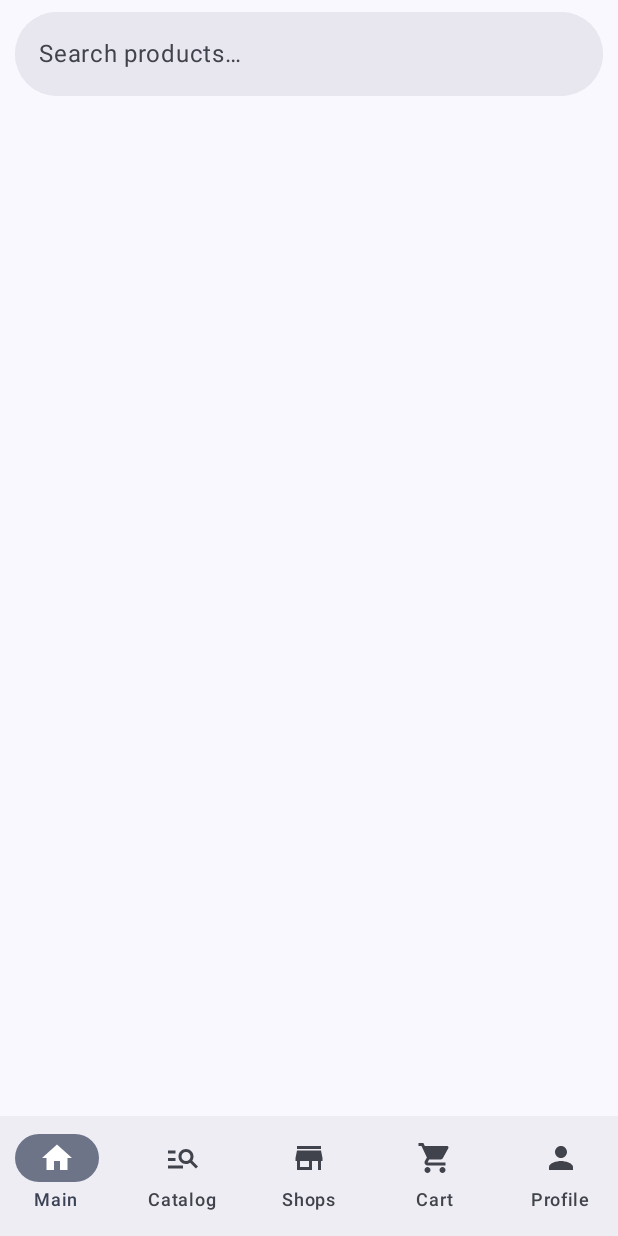
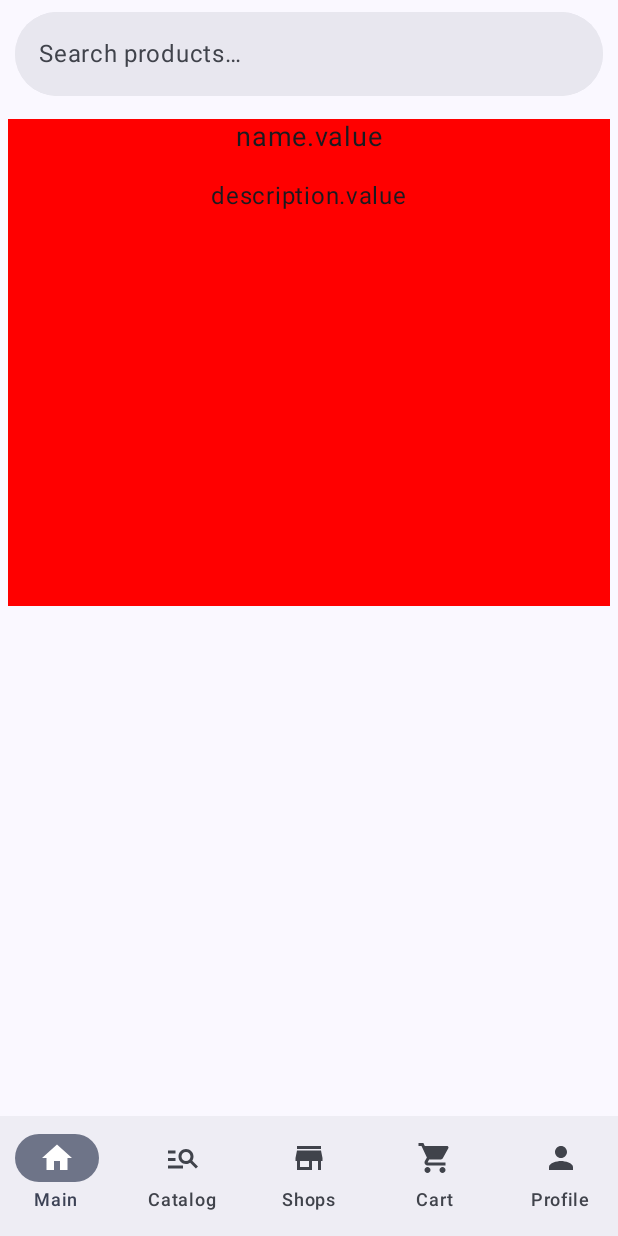
Before and after one commit to WiQuert/OnlineStore, an Android app built with Jetpack Compose: the Home screen opened through its navigation route, on a phone screen of 412 x 824 dp. Run offline under Robolectric (Android 15) with nearby library versions, the phone set to English and light mode, and no system bars.

Commit message:
Small code refactoring

```diff
--- a/app/src/main/java/com/wiquert/onlinestore/MainActivity.kt
+++ b/app/src/main/java/com/wiquert/onlinestore/MainActivity.kt
@@ -4,29 +4,7 @@ import android.os.Bundle
 import androidx.activity.ComponentActivity
 import androidx.activity.compose.setContent
 import androidx.activity.enableEdgeToEdge
-import androidx.compose.foundation.layout.fillMaxSize
-import androidx.compose.foundation.layout.padding
-import androidx.compose.material3.Icon
-import androidx.compose.material3.NavigationBar
-import androidx.compose.material3.NavigationBarItem
-import androidx.compose.material3.Scaffold
-import androidx.compose.material3.Text
-import androidx.compose.runtime.getValue
-import androidx.compose.ui.Modifier
-import androidx.compose.ui.res.painterResource
-import androidx.compose.ui.res.stringResource
-import androidx.navigation.NavDestination.Companion.hierarchy
-import androidx.navigation.NavGraph.Companion.findStartDestination
-import androidx.navigation.compose.NavHost
-import androidx.navigation.compose.composable
-import androidx.navigation.compose.currentBackStackEntryAsState
-import androidx.navigation.compose.rememberNavController
-import com.wiquert.onlinestore.navigation.BottomNavItems
-import com.wiquert.onlinestore.screens.CartScreen
-import com.wiquert.onlinestore.screens.CatalogScreen
-import com.wiquert.onlinestore.screens.HomeScreen
-import com.wiquert.onlinestore.screens.ProfileScreen
-import com.wiquert.onlinestore.screens.ShopsScreen
+import com.wiquert.onlinestore.navigation.BottomNavigation
 import com.wiquert.onlinestore.ui.theme.OnlineStoreTheme
 import dagger.hilt.android.AndroidEntryPoint
 
@@ -37,65 +15,7 @@ class MainActivity : ComponentActivity() {
         enableEdgeToEdge()
         setContent {
             OnlineStoreTheme {
-                val navController = rememberNavController()
-
-                Scaffold(
-                    bottomBar = {
-                        NavigationBar {
-
-                                    val navBackStackEntry by navController.currentBackStackEntryAsState()
-                                    val currentDestination = navBackStackEntry?.destination
-
-                                    BottomNavItems.forEach { bottomNavItem ->
-                                        NavigationBarItem(
-                                            label = {
-                                                Text(text = stringResource(id = bottomNavItem.title))
-                                            },
-                                            icon = {
-                                                Icon(
-                                                    painterResource(id = bottomNavItem.icon),
-                                                    contentDescription = "Icon"
-                                                )
-                                            },
-                                            selected = currentDestination?.hierarchy?.any { it.route == bottomNavItem.route} == true,
-                                            onClick = { navController.navigate(bottomNavItem.route) {
-                                                popUpTo(navController.graph.findStartDestination().id) {
-                                                    saveState = true
-                                                }
-                                                launchSingleTop = true
-                                                restoreState = true
-                                            } },
-
-                                            )
-                                    }
-                                }
-
-                            })
-                        {   innerPadding ->
-                            NavHost(
-                                modifier = Modifier
-                                    .fillMaxSize()
-                                    .padding(innerPadding),
-                                navController = navController,
-                                startDestination = BottomNavItems[0].route
-                            ) {
-                                composable(BottomNavItems[0].route) {
-                                    HomeScreen()
-                                }
-                                composable(BottomNavItems[1].route) {
-                                    CatalogScreen()
-                                }
-                                composable(BottomNavItems[2].route) {
-                                    ShopsScreen()
-                                }
-                                composable(BottomNavItems[3].route) {
-                                    CartScreen()
-                                }
-                                composable(BottomNavItems[4].route) {
-                                    ProfileScreen()
-                                }
-                            }
-                        }
+                BottomNavigation()
             }
         }
     }
--- /dev/null
+++ b/app/src/main/java/com/wiquert/onlinestore/navigation/BottomNavigation.kt
@@ -0,0 +1,128 @@
+package com.wiquert.onlinestore.navigation
+
+
+import androidx.compose.foundation.layout.fillMaxSize
+import androidx.compose.foundation.layout.padding
+import androidx.compose.material3.Icon
+import androidx.compose.material3.NavigationBar
+import androidx.compose.material3.NavigationBarItem
+import androidx.compose.material3.Scaffold
+import androidx.compose.material3.Text
+import androidx.compose.runtime.Composable
+import androidx.compose.runtime.getValue
+import androidx.compose.ui.Modifier
+import androidx.compose.ui.res.painterResource
+import androidx.compose.ui.res.stringResource
+import androidx.navigation.NavDestination.Companion.hierarchy
+import androidx.navigation.NavGraph.Companion.findStartDestination
+import androidx.navigation.compose.NavHost
+import androidx.navigation.compose.composable
+import androidx.navigation.compose.currentBackStackEntryAsState
+import androidx.navigation.compose.rememberNavController
+import com.wiquert.onlinestore.R
+import com.wiquert.onlinestore.screens.CartScreen
+import com.wiquert.onlinestore.screens.CatalogScreen
+import com.wiquert.onlinestore.screens.HomeScreen
+import com.wiquert.onlinestore.screens.ProfileScreen
+import com.wiquert.onlinestore.screens.ShopsScreen
+
+
+@Composable
+fun BottomNavigation() {
+    val navController = rememberNavController()
+    Scaffold(
+        bottomBar = {
+            NavigationBar {
+
+                val navBackStackEntry by navController.currentBackStackEntryAsState()
+                val currentDestination = navBackStackEntry?.destination
+
+                BottomNavItems.forEach { bottomNavItem ->
+                    NavigationBarItem(
+                        label = {
+                            Text(text = stringResource(id = bottomNavItem.title))
+                        },
+                        icon = {
+                            Icon(
+                                painterResource(id = bottomNavItem.icon),
+                                contentDescription = "Icon"
+                            )
+                        },
+                        selected = currentDestination?.hierarchy?.any { it.route == bottomNavItem.route } == true,
+                        onClick = {
+                            navController.navigate(bottomNavItem.route) {
+                                popUpTo(navController.graph.findStartDestination().id) {
+                                    saveState = true
+                                }
+                                launchSingleTop = true
+                                restoreState = true
+                            }
+                        },
+
+                        )
+                }
+            }
+
+        })
+    { innerPadding ->
+        NavHost(
+            modifier = Modifier
+                .fillMaxSize()
+                .padding(innerPadding),
+            navController = navController,
+            startDestination = BottomNavItems[0].route
+        ) {
+            composable(BottomNavItems[0].route) {
+                HomeScreen()
+            }
+            composable(BottomNavItems[1].route) {
+                CatalogScreen()
+            }
+            composable(BottomNavItems[2].route) {
+                ShopsScreen()
+            }
+            composable(BottomNavItems[3].route) {
+                CartScreen()
+            }
+            composable(BottomNavItems[4].route) {
+                ProfileScreen()
+            }
+        }
+    }
+}
+
+
+val BottomNavItems = listOf(
+    BottomNavItem(
+        title = R.string.bottom_menu_1,
+        route = "Home",
+        icon = R.drawable.bottom_menu_1
+    ),
+    BottomNavItem(
+        title = R.string.bottom_menu_2,
+        route = "Catalog",
+        icon = R.drawable.bottom_menu_2
+    ),
+    BottomNavItem(
+        title = R.string.bottom_menu_3,
+        route = "Shops",
+        icon = R.drawable.bottom_menu_3,
+    ),
+    BottomNavItem(
+        title = R.string.bottom_menu_4,
+        route = "Cart",
+        icon = R.drawable.bottom_menu_4
+    ),
+    BottomNavItem(
+        title = R.string.bottom_menu_5,
+        route = "Profile",
+        icon = R.drawable.bottom_menu_5
+    ),
+)
+
+
+data class BottomNavItem(
+    val title: Int,
+    val route: String,
+    val icon: Int
+)
--- a/app/src/main/java/com/wiquert/onlinestore/screens/Home.kt
+++ b/app/src/main/java/com/wiquert/onlinestore/screens/Home.kt
@@ -1,10 +1,13 @@
 package com.wiquert.onlinestore.screens
 
+import androidx.compose.foundation.background
 import androidx.compose.foundation.layout.Box
 import androidx.compose.foundation.layout.Column
 import androidx.compose.foundation.layout.Spacer
+import androidx.compose.foundation.layout.fillMaxSize
 import androidx.compose.foundation.layout.fillMaxWidth
 import androidx.compose.foundation.layout.padding
+import androidx.compose.foundation.layout.size
 import androidx.compose.foundation.layout.width
 import androidx.compose.material3.ExperimentalMaterial3Api
 import androidx.compose.material3.Scaffold
@@ -15,10 +18,15 @@ import androidx.compose.runtime.LaunchedEffect
 import androidx.compose.runtime.mutableStateOf
 import androidx.compose.runtime.remember
 import androidx.compose.runtime.rememberCoroutineScope
+import androidx.compose.ui.Alignment
 import androidx.compose.ui.Modifier
+import androidx.compose.ui.graphics.Color
 import androidx.compose.ui.res.stringResource
+import androidx.compose.ui.text.style.TextAlign
 import androidx.compose.ui.unit.dp
+import androidx.compose.ui.unit.sp
 import com.wiquert.onlinestore.R
+import com.wiquert.onlinestore.retrofit.MainApi
 import kotlinx.coroutines.launch
 
 
@@ -71,18 +79,23 @@ fun HomeScreen() {
 
 @Composable
 fun GetSingleProduct() {
-    val coroutineScope = rememberCoroutineScope()
-    val testproduct = remember { mutableStateOf("") }
-    val testproductdesc = remember { mutableStateOf("") }
-//    LaunchedEffect(key1 = Unit) {
-//        coroutineScope.launch() {
-//            testproduct.value = mainApi.getProduct().title
-//            testproductdesc.value = mainApi.getProduct().description
-//        }
-//   }
-    Column {
-        Text(text = testproduct.value)
-        Spacer(modifier = Modifier.width(5.dp))
-        Text(text = testproductdesc.value)
+//    val coroutineScope = rememberCoroutineScope()
+//    val name = remember { mutableStateOf("") }
+//    val description = remember { mutableStateOf("") }
+////    LaunchedEffect(key1 = Unit) {
+////        coroutineScope.launch() {
+////            name.value = mainApi.getProduct().title
+////            description.value = mainApi.getProduct().description
+////        }
+////   }
+    Column(modifier = Modifier
+        .fillMaxWidth()
+        .fillMaxSize(0.5f)
+        .padding(start = 5.dp, end = 5.dp, top = 15.dp)
+        .background(color = Color.Red),
+        horizontalAlignment = Alignment.CenterHorizontally) {
+        Text(text = "name.value", fontSize = 18.sp)
+        Spacer(Modifier.size(15.dp))
+        Text(text = "description.value")
     }
 }
```
Also changed, not shown: app/src/main/java/com/wiquert/onlinestore/navigation/BottomNavigationItems.kt (deleted, +0 -42 lines).
